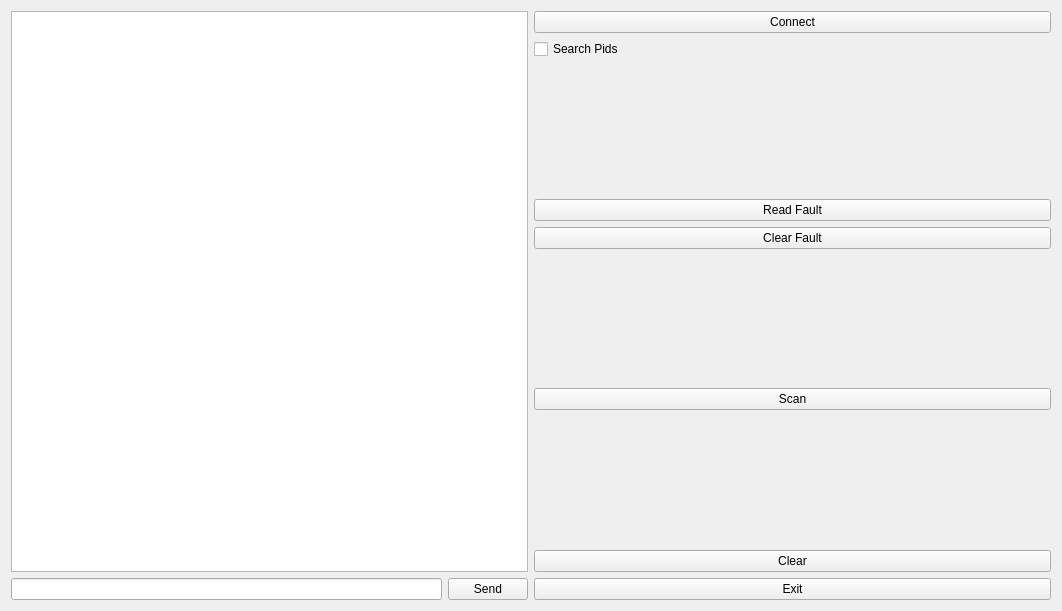
The window that mainwindow.ui (takyonxxx/Elm327_Wifi_Obd2_Qt_Project) describes before a commit, drawn with Qt 5.
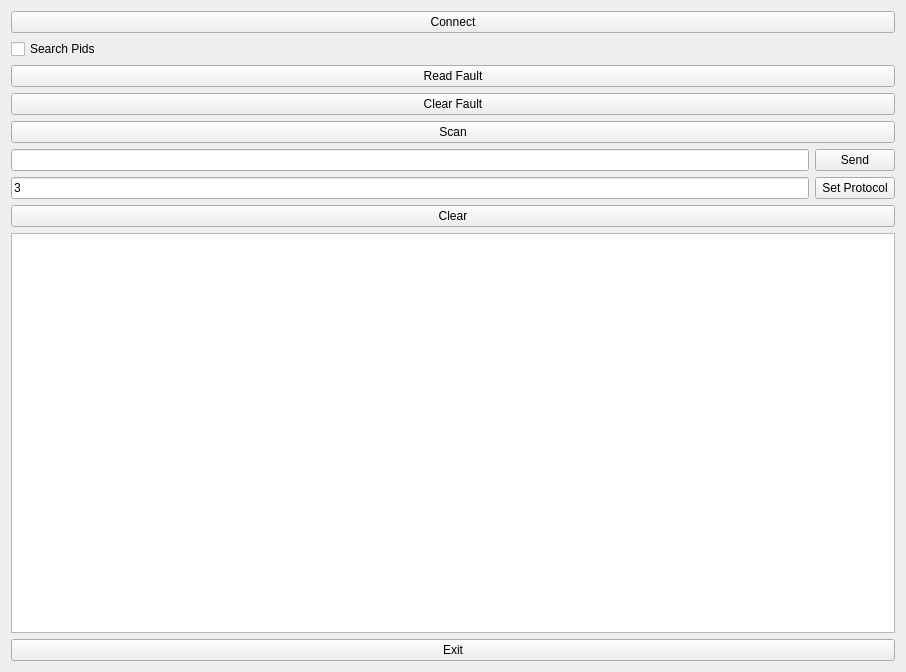
The same window after the commit.

Commit message: fix set protocol

Patch:
```diff
--- a/mainwindow.ui
+++ b/mainwindow.ui
@@ -6,8 +6,8 @@
    <rect>
     <x>0</x>
     <y>0</y>
-    <width>1062</width>
-    <height>611</height>
+    <width>906</width>
+    <height>657</height>
    </rect>
   </property>
   <property name="sizePolicy">
@@ -26,26 +26,32 @@
    <bool>false</bool>
   </property>
   <widget class="QWidget" name="centralWidget">
-   <layout class="QGridLayout" name="gridLayout_4">
-    <item row="0" column="1">
+   <layout class="QGridLayout" name="gridLayout_6">
+    <item row="0" column="0">
      <layout class="QVBoxLayout" name="verticalLayout">
       <item>
        <layout class="QGridLayout" name="gridLayout_2">
-        <item row="1" column="0">
-         <widget class="QPushButton" name="pushConnect">
-          <property name="maximumSize">
+        <item row="4" column="0">
+         <spacer name="verticalSpacer_2">
+          <property name="orientation">
+           <enum>Qt::Vertical</enum>
+          </property>
+          <property name="sizeHint" stdset="0">
            <size>
-            <width>16777215</width>
-            <height>16777215</height>
+            <width>20</width>
+            <height>40</height>
            </size>
           </property>
-          <property name="text">
-           <string>Connect</string>
-          </property>
-         </widget>
+         </spacer>
         </item>
         <item row="8" column="0">
          <widget class="QPushButton" name="pushScan">
+          <property name="sizePolicy">
+           <sizepolicy hsizetype="Preferred" vsizetype="Preferred">
+            <horstretch>0</horstretch>
+            <verstretch>0</verstretch>
+           </sizepolicy>
+          </property>
           <property name="maximumSize">
            <size>
             <width>16777215</width>
@@ -57,8 +63,76 @@
           </property>
          </widget>
         </item>
+        <item row="2" column="0">
+         <widget class="QCheckBox" name="checkSearchPids">
+          <property name="text">
+           <string>Search Pids</string>
+          </property>
+         </widget>
+        </item>
+        <item row="7" column="0">
+         <spacer name="verticalSpacer">
+          <property name="orientation">
+           <enum>Qt::Vertical</enum>
+          </property>
+          <property name="sizeHint" stdset="0">
+           <size>
+            <width>20</width>
+            <height>40</height>
+           </size>
+          </property>
+         </spacer>
+        </item>
+        <item row="10" column="0">
+         <spacer name="verticalSpacer_3">
+          <property name="orientation">
+           <enum>Qt::Vertical</enum>
+          </property>
+          <property name="sizeHint" stdset="0">
+           <size>
+            <width>20</width>
+            <height>40</height>
+           </size>
+          </property>
+         </spacer>
+        </item>
+        <item row="14" column="0">
+         <widget class="QTextBrowser" name="textTerminal">
+          <property name="minimumSize">
+           <size>
+            <width>0</width>
+            <height>400</height>
+           </size>
+          </property>
+         </widget>
+        </item>
+        <item row="11" column="0">
+         <widget class="QPushButton" name="pushClear">
+          <property name="sizePolicy">
+           <sizepolicy hsizetype="Preferred" vsizetype="Preferred">
+            <horstretch>0</horstretch>
+            <verstretch>0</verstretch>
+           </sizepolicy>
+          </property>
+          <property name="maximumSize">
+           <size>
+            <width>16777215</width>
+            <height>16777215</height>
+           </size>
+          </property>
+          <property name="text">
+           <string>  Clear  </string>
+          </property>
+         </widget>
+        </item>
         <item row="5" column="0">
          <widget class="QPushButton" name="pushReadFault">
+          <property name="sizePolicy">
+           <sizepolicy hsizetype="Preferred" vsizetype="Preferred">
+            <horstretch>0</horstretch>
+            <verstretch>0</verstretch>
+           </sizepolicy>
+          </property>
           <property name="minimumSize">
            <size>
             <width>0</width>
@@ -76,102 +150,41 @@
           </property>
          </widget>
         </item>
-        <item row="10" column="0">
-         <widget class="QPushButton" name="pushClear">
-          <property name="maximumSize">
-           <size>
-            <width>16777215</width>
-            <height>16777215</height>
-           </size>
-          </property>
-          <property name="text">
-           <string>  Clear  </string>
-          </property>
-         </widget>
-        </item>
-        <item row="7" column="0">
-         <spacer name="verticalSpacer">
-          <property name="orientation">
-           <enum>Qt::Vertical</enum>
-          </property>
-          <property name="sizeHint" stdset="0">
-           <size>
-            <width>20</width>
-            <height>40</height>
-           </size>
-          </property>
-         </spacer>
-        </item>
-        <item row="12" column="0">
-         <widget class="QPushButton" name="pushExit">
-          <property name="maximumSize">
-           <size>
-            <width>16777215</width>
-            <height>16777215</height>
-           </size>
-          </property>
-          <property name="text">
-           <string>Exit</string>
-          </property>
-         </widget>
-        </item>
-        <item row="4" column="0">
-         <spacer name="verticalSpacer_2">
-          <property name="orientation">
-           <enum>Qt::Vertical</enum>
-          </property>
-          <property name="sizeHint" stdset="0">
-           <size>
-            <width>20</width>
-            <height>40</height>
-           </size>
-          </property>
-         </spacer>
-        </item>
-        <item row="9" column="0">
-         <spacer name="verticalSpacer_3">
-          <property name="orientation">
-           <enum>Qt::Vertical</enum>
-          </property>
-          <property name="sizeHint" stdset="0">
-           <size>
-            <width>20</width>
-            <height>40</height>
-           </size>
-          </property>
-         </spacer>
-        </item>
         <item row="6" column="0">
          <widget class="QPushButton" name="pushClearFault">
+          <property name="sizePolicy">
+           <sizepolicy hsizetype="Preferred" vsizetype="Preferred">
+            <horstretch>0</horstretch>
+            <verstretch>0</verstretch>
+           </sizepolicy>
+          </property>
           <property name="text">
            <string>Clear Fault</string>
           </property>
          </widget>
         </item>
-        <item row="2" column="0">
-         <widget class="QCheckBox" name="checkSearchPids">
-          <property name="text">
-           <string>Search Pids</string>
-          </property>
-         </widget>
-        </item>
-       </layout>
-      </item>
-     </layout>
-    </item>
-    <item row="0" column="0">
-     <layout class="QGridLayout" name="gridLayout">
-      <item row="1" column="0">
-       <layout class="QVBoxLayout" name="verticalLayout_2">
-        <item>
-         <layout class="QGridLayout" name="gridLayout_3">
-          <item row="2" column="0" colspan="3">
+        <item row="9" column="0">
+         <layout class="QGridLayout" name="gridLayout_4">
+          <item row="0" column="0">
            <widget class="QLineEdit" name="sendEdit"/>
           </item>
-          <item row="2" column="3">
+          <item row="1" column="1">
+           <widget class="QPushButton" name="pushSetProtocol">
+            <property name="sizePolicy">
+             <sizepolicy hsizetype="Preferred" vsizetype="Preferred">
+              <horstretch>0</horstretch>
+              <verstretch>0</verstretch>
+             </sizepolicy>
+            </property>
+            <property name="text">
+             <string>Set Protocol</string>
+            </property>
+           </widget>
+          </item>
+          <item row="0" column="1">
            <widget class="QPushButton" name="pushSend">
             <property name="sizePolicy">
-             <sizepolicy hsizetype="Fixed" vsizetype="Fixed">
+             <sizepolicy hsizetype="Preferred" vsizetype="Preferred">
               <horstretch>0</horstretch>
               <verstretch>0</verstretch>
              </sizepolicy>
@@ -187,11 +200,56 @@
             </property>
            </widget>
           </item>
-          <item row="0" column="0" rowspan="2" colspan="4">
-           <widget class="QTextBrowser" name="textTerminal"/>
+          <item row="1" column="0">
+           <widget class="QLineEdit" name="protocolEdit">
+            <property name="text">
+             <string>3</string>
+            </property>
+            <property name="alignment">
+             <set>Qt::AlignLeading|Qt::AlignLeft|Qt::AlignVCenter</set>
+            </property>
+           </widget>
           </item>
          </layout>
         </item>
+        <item row="1" column="0">
+         <widget class="QPushButton" name="pushConnect">
+          <property name="sizePolicy">
+           <sizepolicy hsizetype="Preferred" vsizetype="Preferred">
+            <horstretch>0</horstretch>
+            <verstretch>0</verstretch>
+           </sizepolicy>
+          </property>
+          <property name="maximumSize">
+           <size>
+            <width>16777215</width>
+            <height>16777215</height>
+           </size>
+          </property>
+          <property name="text">
+           <string>Connect</string>
+          </property>
+         </widget>
+        </item>
+        <item row="15" column="0">
+         <widget class="QPushButton" name="pushExit">
+          <property name="sizePolicy">
+           <sizepolicy hsizetype="Preferred" vsizetype="Preferred">
+            <horstretch>0</horstretch>
+            <verstretch>0</verstretch>
+           </sizepolicy>
+          </property>
+          <property name="maximumSize">
+           <size>
+            <width>16777215</width>
+            <height>16777215</height>
+           </size>
+          </property>
+          <property name="text">
+           <string>Exit</string>
+          </property>
+         </widget>
+        </item>
        </layout>
       </item>
      </layout>
```
The commit also changes 6 other files.
